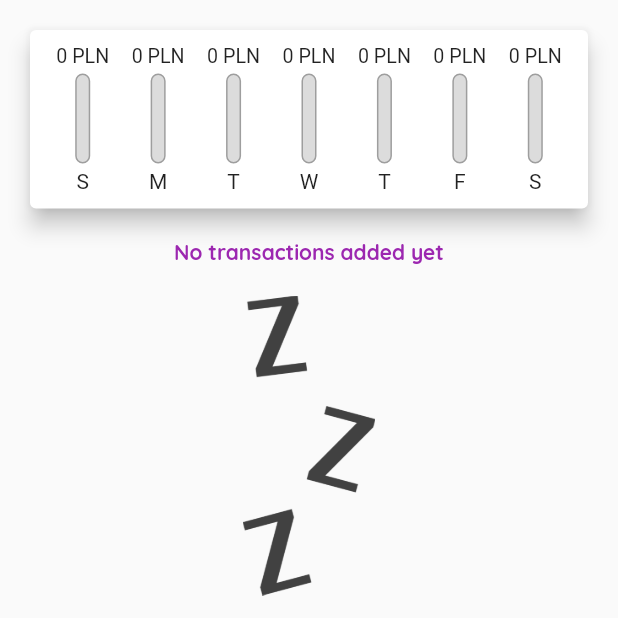
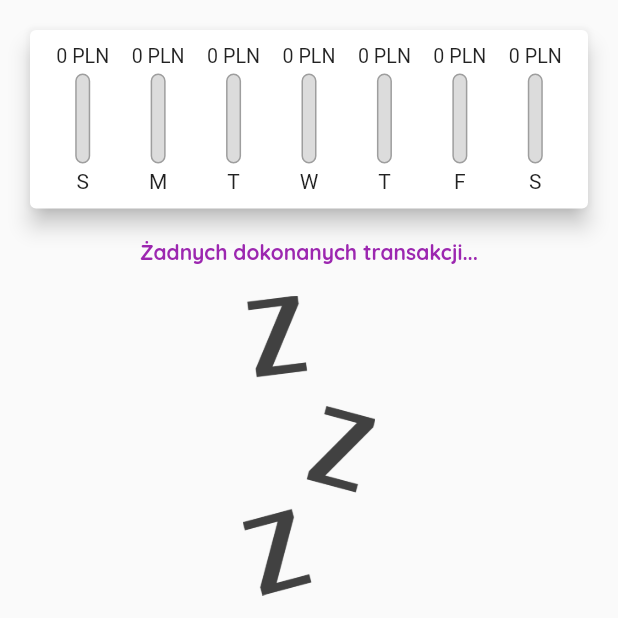
Before and after one commit to kopiHyper/expenses_tracker, a Flutter app: the screen it shows after launch, on a phone screen of 412 x 824 dp, the top half of it. Run offline on Flutter 3.47's test engine with Material 2 defaults, Android fonts, the phone set to English and light mode, and no system bars.

Commit message:
readmy cfg

```diff
--- a/lib/widgets/transaction_list.dart
+++ b/lib/widgets/transaction_list.dart
@@ -11,12 +11,12 @@ class TransactionList extends StatelessWidget {
   @override
   Widget build(BuildContext context) {
     return Container(
-      height: 540,
+      height: 700,
       child: transactions.isEmpty
           ? Column(
               children: [
                 Text(
-                  'No transactions added yet',
+                  'Żadnych dokonanych transakcji...',
                   style: TextStyle(
                       fontFamily: 'Quicksand',
                       fontWeight: FontWeight.bold,
```
Also changed, not shown: imgForReadme/img1.png (added), imgForReadme/img2.png (added), imgForReadme/img3.png (added), imgForReadme/img4.png (added), imgForReadme/img5.png (added).
